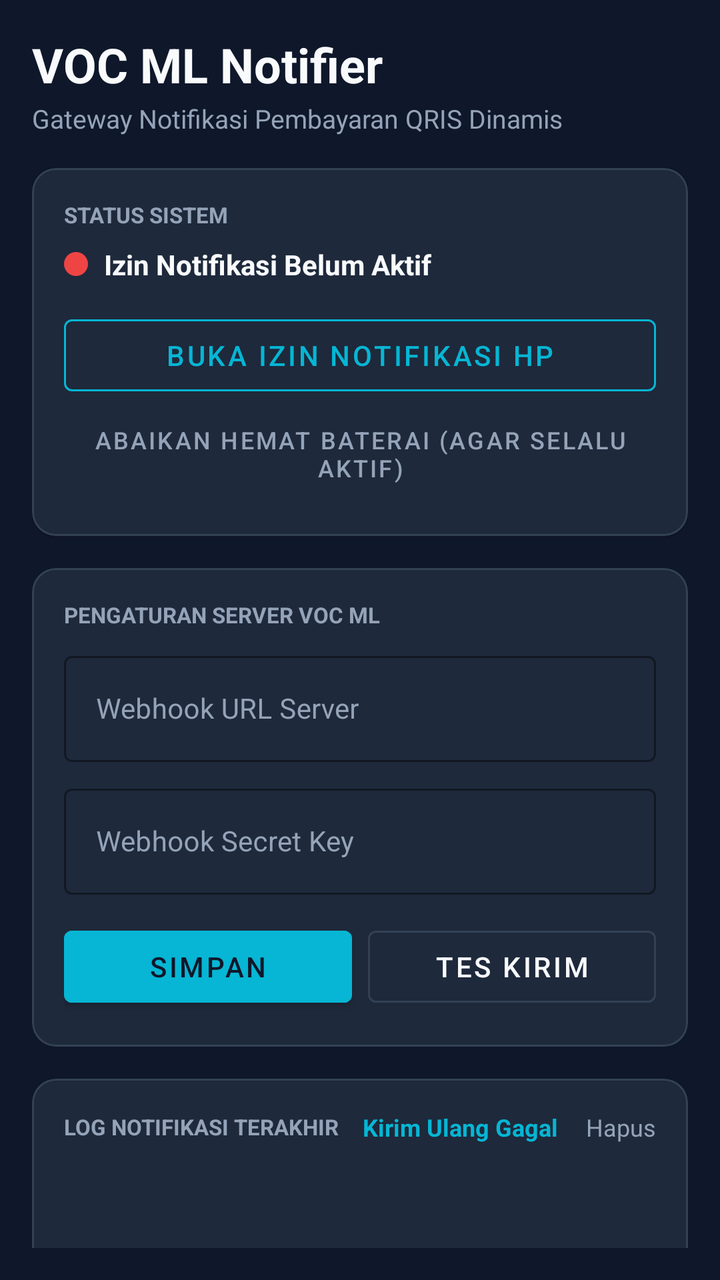
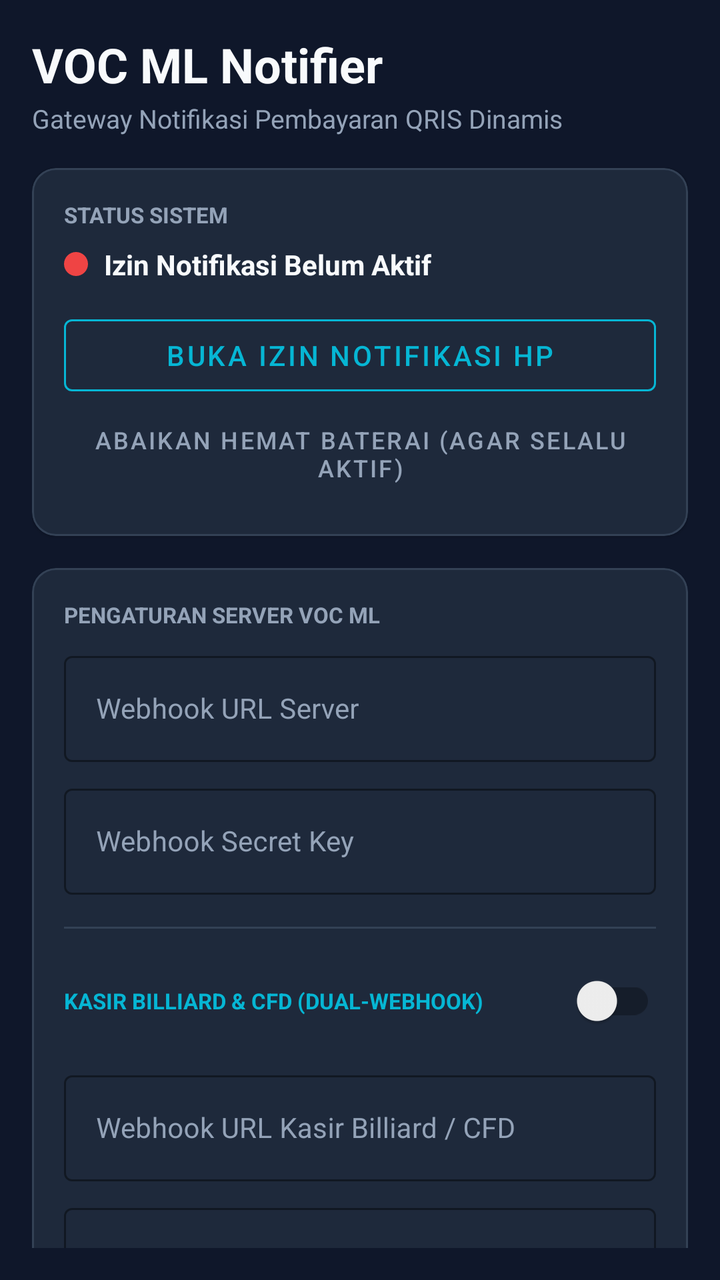

An Android layout rendered at two revisions. The XML below is the earlier revision; the diff shows what the commit changed to produce the second picture.
<!-- AndroidManifest.xml: application theme Theme.VOCMLNotifier -->
<!-- res/layout/activity_main.xml -->
<?xml version="1.0" encoding="utf-8"?>
<androidx.coordinatorlayout.widget.CoordinatorLayout 
    xmlns:android="http://schemas.android.com/apk/res/android"
    xmlns:app="http://schemas.android.com/apk/res-auto"
    android:layout_width="match_parent"
    android:layout_height="match_parent"
    android:background="@color/bg_dark">

    <androidx.core.widget.NestedScrollView
        android:layout_width="match_parent"
        android:layout_height="match_parent"
        android:fillViewport="true"
        android:padding="16dp">

        <LinearLayout
            android:layout_width="match_parent"
            android:layout_height="wrap_content"
            android:orientation="vertical">

            
            <TextView
                android:layout_width="wrap_content"
                android:layout_height="wrap_content"
                android:text="VOC ML Notifier"
                android:textColor="@color/text_white"
                android:textSize="24sp"
                android:textStyle="bold" />

            <TextView
                android:layout_width="wrap_content"
                android:layout_height="wrap_content"
                android:layout_marginTop="2dp"
                android:text="Gateway Notifikasi Pembayaran QRIS Dinamis"
                android:textColor="@color/text_muted"
                android:textSize="13sp" />

            
            <com.google.android.material.card.MaterialCardView
                android:layout_width="match_parent"
                android:layout_height="wrap_content"
                android:layout_marginTop="16dp"
                app:cardBackgroundColor="@color/card_dark"
                app:cardCornerRadius="12dp"
                app:strokeColor="@color/border_card"
                app:strokeWidth="1dp">

                <LinearLayout
                    android:layout_width="match_parent"
                    android:layout_height="wrap_content"
                    android:orientation="vertical"
                    android:padding="16dp">

                    <TextView
                        android:layout_width="wrap_content"
                        android:layout_height="wrap_content"
                        android:text="STATUS SISTEM"
                        android:textColor="@color/text_muted"
                        android:textSize="11sp"
                        android:textStyle="bold" />

                    <LinearLayout
                        android:layout_width="match_parent"
                        android:layout_height="wrap_content"
                        android:layout_marginTop="8dp"
                        android:gravity="center_vertical"
                        android:orientation="horizontal">

                        <View
                            android:id="@+id/viewStatusDot"
                            android:layout_width="12dp"
                            android:layout_height="12dp"
                            android:background="@drawable/circle_red" />

                        <TextView
                            android:id="@+id/tvStatusText"
                            android:layout_width="wrap_content"
                            android:layout_height="wrap_content"
                            android:layout_marginStart="8dp"
                            android:text="Izin Notifikasi Belum Aktif"
                            android:textColor="@color/text_white"
                            android:textSize="14sp"
                            android:textStyle="bold" />
                    </LinearLayout>

                    <com.google.android.material.button.MaterialButton
                        android:id="@+id/btnGrantPermission"
                        style="@style/Widget.MaterialComponents.Button.OutlinedButton"
                        android:layout_width="match_parent"
                        android:layout_height="wrap_content"
                        android:layout_marginTop="12dp"
                        android:text="Buka Izin Notifikasi HP"
                        android:textColor="@color/primary"
                        app:strokeColor="@color/primary" />

                    <com.google.android.material.button.MaterialButton
                        android:id="@+id/btnBatteryOpt"
                        style="@style/Widget.MaterialComponents.Button.TextButton"
                        android:layout_width="match_parent"
                        android:layout_height="wrap_content"
                        android:text="Abaikan Hemat Baterai (Agar Selalu Aktif)"
                        android:textColor="@color/text_muted"
                        android:textSize="12sp" />

                </LinearLayout>
            </com.google.android.material.card.MaterialCardView>

            
            <com.google.android.material.card.MaterialCardView
                android:layout_width="match_parent"
                android:layout_height="wrap_content"
                android:layout_marginTop="16dp"
                app:cardBackgroundColor="@color/card_dark"
                app:cardCornerRadius="12dp"
                app:strokeColor="@color/border_card"
                app:strokeWidth="1dp">

                <LinearLayout
                    android:layout_width="match_parent"
                    android:layout_height="wrap_content"
                    android:orientation="vertical"
                    android:padding="16dp">

                    <TextView
                        android:layout_width="wrap_content"
                        android:layout_height="wrap_content"
                        android:text="PENGATURAN SERVER VOC ML"
                        android:textColor="@color/text_muted"
                        android:textSize="11sp"
                        android:textStyle="bold" />

                    <com.google.android.material.textfield.TextInputLayout
                        style="@style/Widget.MaterialComponents.TextInputLayout.OutlinedBox"
                        android:layout_width="match_parent"
                        android:layout_height="wrap_content"
                        android:layout_marginTop="8dp"
                        android:hint="Webhook URL Server"
                        android:textColorHint="@color/text_muted"
                        app:boxStrokeColor="@color/primary"
                        app:hintTextColor="@color/primary">

                        <com.google.android.material.textfield.TextInputEditText
                            android:id="@+id/etServerUrl"
                            android:layout_width="match_parent"
                            android:layout_height="wrap_content"
                            android:inputType="textUri"
                            android:textColor="@color/text_white"
                            android:textSize="14sp" />
                    </com.google.android.material.textfield.TextInputLayout>

                    <com.google.android.material.textfield.TextInputLayout
                        style="@style/Widget.MaterialComponents.TextInputLayout.OutlinedBox"
                        android:layout_width="match_parent"
                        android:layout_height="wrap_content"
                        android:layout_marginTop="8dp"
                        android:hint="Webhook Secret Key"
                        android:textColorHint="@color/text_muted"
                        app:boxStrokeColor="@color/primary"
                        app:hintTextColor="@color/primary">

                        <com.google.android.material.textfield.TextInputEditText
                            android:id="@+id/etSecretKey"
                            android:layout_width="match_parent"
                            android:layout_height="wrap_content"
                            android:inputType="textPassword"
                            android:textColor="@color/text_white"
                            android:textSize="14sp" />
                    </com.google.android.material.textfield.TextInputLayout>

                    <LinearLayout
                        android:layout_width="match_parent"
                        android:layout_height="wrap_content"
                        android:layout_marginTop="12dp"
                        android:orientation="horizontal">

                        <com.google.android.material.button.MaterialButton
                            android:id="@+id/btnSaveConfig"
                            android:layout_width="0dp"
                            android:layout_height="wrap_content"
                            android:layout_weight="1"
                            android:backgroundTint="@color/primary"
                            android:text="Simpan"
                            android:textColor="@color/bg_dark" />

                        <Space
                            android:layout_width="8dp"
                            android:layout_height="wrap_content" />

                        <com.google.android.material.button.MaterialButton
                            android:id="@+id/btnTestWebhook"
                            style="@style/Widget.MaterialComponents.Button.OutlinedButton"
                            android:layout_width="0dp"
                            android:layout_height="wrap_content"
                            android:layout_weight="1"
                            android:text="Tes Kirim"
                            android:textColor="@color/text_white"
                            app:strokeColor="@color/border_card" />

                    </LinearLayout>

                </LinearLayout>
            </com.google.android.material.card.MaterialCardView>

            
            <com.google.android.material.card.MaterialCardView
                android:layout_width="match_parent"
                android:layout_height="wrap_content"
                android:layout_marginTop="16dp"
                android:layout_marginBottom="24dp"
                app:cardBackgroundColor="@color/card_dark"
                app:cardCornerRadius="12dp"
                app:strokeColor="@color/border_card"
                app:strokeWidth="1dp">

                <LinearLayout
                    android:layout_width="match_parent"
                    android:layout_height="wrap_content"
                    android:orientation="vertical"
                    android:padding="16dp">

                    <RelativeLayout
                        android:layout_width="match_parent"
                        android:layout_height="wrap_content">

                        <TextView
                            android:layout_width="wrap_content"
                            android:layout_height="wrap_content"
                            android:layout_centerVertical="true"
                            android:text="LOG NOTIFIKASI TERAKHIR"
                            android:textColor="@color/text_muted"
                            android:textSize="11sp"
                            android:textStyle="bold" />

                        <TextView
                            android:id="@+id/btnRetryFailed"
                            android:layout_width="wrap_content"
                            android:layout_height="wrap_content"
                            android:layout_centerVertical="true"
                            android:layout_marginEnd="14dp"
                            android:layout_toStartOf="@id/btnClearLogs"
                            android:text="Kirim Ulang Gagal"
                            android:textColor="@color/primary"
                            android:textSize="12sp"
                            android:textStyle="bold" />

                        <TextView
                            android:id="@+id/btnClearLogs"
                            android:layout_width="wrap_content"
                            android:layout_height="wrap_content"
                            android:layout_alignParentEnd="true"
                            android:layout_centerVertical="true"
                            android:text="Hapus"
                            android:textColor="@color/text_muted"
                            android:textSize="12sp" />
                    </RelativeLayout>

                    <androidx.recyclerview.widget.RecyclerView
                        android:id="@+id/rvLogs"
                        android:layout_width="match_parent"
                        android:layout_height="220dp"
                        android:layout_marginTop="12dp"
                        android:overScrollMode="never" />

                </LinearLayout>
            </com.google.android.material.card.MaterialCardView>

        </LinearLayout>
    </androidx.core.widget.NestedScrollView>

</androidx.coordinatorlayout.widget.CoordinatorLayout>
<!-- resources referenced by this layout -->
<resources>
  <color name="bg_dark">#0F172A</color>
  <color name="border_card">#334155</color>
  <color name="card_dark">#1E293B</color>
  <color name="primary">#06B6D4</color>
  <color name="text_muted">#94A3B8</color>
  <color name="text_white">#F8FAFC</color>
  <!-- drawable circle_red (drawable) -->
  <?xml version="1.0" encoding="utf-8"?>
  <shape xmlns:android="http://schemas.android.com/apk/res/android"
      android:shape="oval">
      <solid android:color="@color/accent_red" />
      <size android:width="12dp" android:height="12dp" />
  </shape>
  <style name="Theme.VOCMLNotifier" parent="Theme.MaterialComponents.DayNight.NoActionBar">
          <item name="colorPrimary">@color/primary</item>
          <item name="colorPrimaryVariant">@color/primary_variant</item>
          <item name="colorOnPrimary">@color/bg_dark</item>
          <item name="android:statusBarColor">@color/bg_dark</item>
          <item name="android:windowBackground">@color/bg_dark</item>
      </style>
  <color name="accent_red">#EF4444</color>
  <color name="primary_variant">#0891B2</color>
</resources>

<!-- the commit's change to res/layout/activity_main.xml (unified diff, before → after) -->
@@ -166,6 +166,82 @@
                             android:textSize="14sp" />
                     </com.google.android.material.textfield.TextInputLayout>
 
+                    
+                    <View
+                        android:layout_width="match_parent"
+                        android:layout_height="1dp"
+                        android:layout_marginTop="16dp"
+                        android:layout_marginBottom="12dp"
+                        android:background="@color/border_card" />
+
+                    
+                    <LinearLayout
+                        android:layout_width="match_parent"
+                        android:layout_height="wrap_content"
+                        android:gravity="center_vertical"
+                        android:orientation="horizontal">
+
+                        <TextView
+                            android:layout_width="0dp"
+                            android:layout_height="wrap_content"
+                            android:layout_weight="1"
+                            android:text="KASIR BILLIARD &amp; CFD (DUAL-WEBHOOK)"
+                            android:textColor="@color/primary"
+                            android:textSize="11sp"
+                            android:textStyle="bold" />
+
+                        <androidx.appcompat.widget.SwitchCompat
+                            android:id="@+id/switchPosEnabled"
+                            android:layout_width="wrap_content"
+                            android:layout_height="wrap_content" />
+                    </LinearLayout>
+
+                    <LinearLayout
+                        android:id="@+id/layoutPosConfig"
+                        android:layout_width="match_parent"
+                        android:layout_height="wrap_content"
+                        android:orientation="vertical">
+
+                        <com.google.android.material.textfield.TextInputLayout
+                            style="@style/Widget.MaterialComponents.TextInputLayout.OutlinedBox"
+                            android:layout_width="match_parent"
+                            android:layout_height="wrap_content"
+                            android:layout_marginTop="8dp"
+                            android:hint="Webhook URL Kasir Billiard / CFD"
+                            android:textColorHint="@color/text_muted"
+                            app:boxStrokeColor="@color/primary"
+                            app:hintTextColor="@color/primary">
+
+                            <com.google.android.material.textfield.TextInputEditText
+                                android:id="@+id/etPosServerUrl"
+                                android:layout_width="match_parent"
+                                android:layout_height="wrap_content"
+                                android:inputType="textUri"
+                                android:textColor="@color/text_white"
+                                android:textSize="14sp" />
+                        </com.google.android.material.textfield.TextInputLayout>
+
+                        <com.google.android.material.textfield.TextInputLayout
+                            style="@style/Widget.MaterialComponents.TextInputLayout.OutlinedBox"
+                            android:layout_width="match_parent"
+                            android:layout_height="wrap_content"
+                            android:layout_marginTop="8dp"
+                            android:hint="Secret Key Kasir"
+                            android:textColorHint="@color/text_muted"
+                            app:boxStrokeColor="@color/primary"
+                            app:hintTextColor="@color/primary">
+
+                            <com.google.android.material.textfield.TextInputEditText
+                                android:id="@+id/etPosSecretKey"
+                                android:layout_width="match_parent"
+                                android:layout_height="wrap_content"
+                                android:inputType="textPassword"
+                                android:textColor="@color/text_white"
+                                android:textSize="14sp" />
+                        </com.google.android.material.textfield.TextInputLayout>
+
+                    </LinearLayout>
+
                     <LinearLayout
                         android:layout_width="match_parent"
                         android:layout_height="wrap_content"
